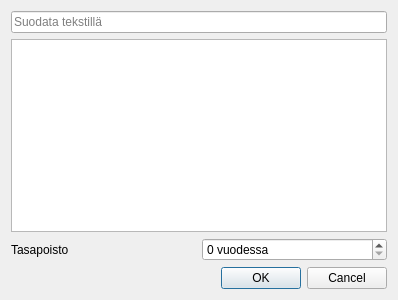
artoh/kitupiikki, file kitupiikki/kirjaus/taseeravalintadialogi.ui: the form before one commit.
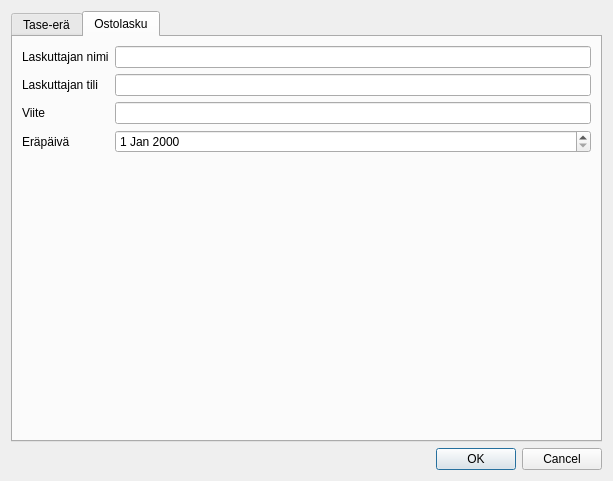
The form after the commit. The open tabs and pages were chosen to show the change.

Patch:
```diff
--- a/kitupiikki/kirjaus/taseeravalintadialogi.ui
+++ b/kitupiikki/kirjaus/taseeravalintadialogi.ui
@@ -6,13 +6,23 @@
    <rect>
     <x>0</x>
     <y>0</y>
-    <width>398</width>
-    <height>300</height>
+    <width>613</width>
+    <height>481</height>
    </rect>
   </property>
   <property name="windowTitle">
    <string>Tase-erän valinta</string>
   </property>
+  <layout class="QVBoxLayout" name="verticalLayout_2">
+   <item>
+    <widget class="QTabWidget" name="tabWidget">
+     <property name="currentIndex">
+      <number>0</number>
+     </property>
+     <widget class="QWidget" name="eraTab">
+      <attribute name="title">
+       <string>Tase-erä</string>
+      </attribute>
   <layout class="QVBoxLayout" name="verticalLayout">
    <item>
     <widget class="QLineEdit" name="suodatusEdit">
@@ -44,6 +54,82 @@
       </widget>
      </item>
     </layout>
+       </item>
+      </layout>
+     </widget>
+     <widget class="QWidget" name="ostoTab">
+      <attribute name="title">
+       <string>Ostolasku</string>
+      </attribute>
+      <layout class="QFormLayout" name="formLayout">
+       <item row="0" column="0">
+        <widget class="QLabel" name="label">
+         <property name="text">
+          <string>Laskuttajan nimi</string>
+         </property>
+         <property name="buddy">
+          <cstring>nimiEdit</cstring>
+         </property>
+        </widget>
+       </item>
+       <item row="0" column="1">
+        <widget class="QLineEdit" name="nimiEdit"/>
+       </item>
+       <item row="1" column="0">
+        <widget class="QLabel" name="label_2">
+         <property name="text">
+          <string>Laskuttajan tili</string>
+         </property>
+         <property name="buddy">
+          <cstring>tiliEdit</cstring>
+         </property>
+        </widget>
+       </item>
+       <item row="1" column="1">
+        <widget class="QLineEdit" name="tiliEdit"/>
+       </item>
+       <item row="2" column="0">
+        <widget class="QLabel" name="label_3">
+         <property name="text">
+          <string>Viite</string>
+         </property>
+         <property name="buddy">
+          <cstring>viiteEdit</cstring>
+         </property>
+        </widget>
+       </item>
+       <item row="2" column="1">
+        <widget class="QLineEdit" name="viiteEdit"/>
+       </item>
+       <item row="3" column="0">
+        <widget class="QLabel" name="label_4">
+         <property name="text">
+          <string>Eräpäivä</string>
+         </property>
+         <property name="buddy">
+          <cstring>eraDate</cstring>
+         </property>
+        </widget>
+       </item>
+       <item row="3" column="1">
+        <widget class="QDateEdit" name="eraDate"/>
+       </item>
+       <item row="4" column="1">
+        <spacer name="verticalSpacer">
+         <property name="orientation">
+          <enum>Qt::Vertical</enum>
+         </property>
+         <property name="sizeHint" stdset="0">
+          <size>
+           <width>464</width>
+           <height>40</height>
+          </size>
+         </property>
+        </spacer>
+       </item>
+      </layout>
+     </widget>
+    </widget>
    </item>
    <item>
     <widget class="QDialogButtonBox" name="buttonBox">
```
Left out of the diff: 2 changed lines with no effect on the pictures. Lines whose indentation alone changed are shown as unchanged.
